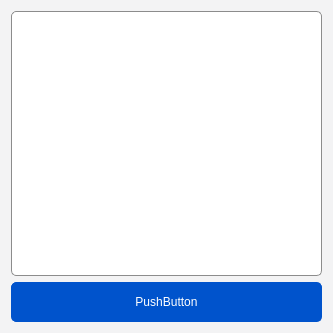
Above: ui/dialog_search.ui from igorcrissaff/CashFlow before the change. Below: the same form after it.
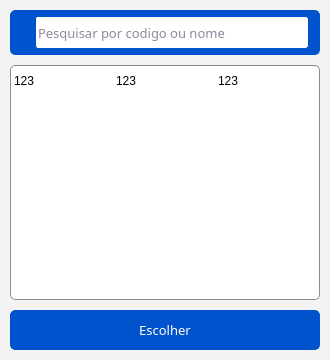
That is the form after the change. Icons and pictures are not drawn.

```diff
--- a/ui/dialog_search.ui
+++ b/ui/dialog_search.ui
@@ -9,20 +9,20 @@
    <rect>
     <x>0</x>
     <y>0</y>
-    <width>333</width>
-    <height>333</height>
+    <width>330</width>
+    <height>360</height>
    </rect>
   </property>
   <property name="minimumSize">
    <size>
-    <width>333</width>
-    <height>333</height>
+    <width>330</width>
+    <height>360</height>
    </size>
   </property>
   <property name="maximumSize">
    <size>
-    <width>333</width>
-    <height>333</height>
+    <width>330</width>
+    <height>360</height>
    </size>
   </property>
   <property name="windowTitle">
@@ -32,13 +32,163 @@
    <string notr="true">background-color: rgb(243, 243, 244);</string>
   </property>
   <layout class="QVBoxLayout" name="verticalLayout">
+   <property name="spacing">
+    <number>10</number>
+   </property>
+   <property name="leftMargin">
+    <number>10</number>
+   </property>
+   <property name="topMargin">
+    <number>10</number>
+   </property>
+   <property name="rightMargin">
+    <number>10</number>
+   </property>
+   <property name="bottomMargin">
+    <number>10</number>
+   </property>
    <item>
-    <widget class="QListWidget" name="list">
+    <widget class="QFrame" name="frame_3">
+     <property name="sizePolicy">
+      <sizepolicy hsizetype="Expanding" vsizetype="Preferred">
+       <horstretch>0</horstretch>
+       <verstretch>0</verstretch>
+      </sizepolicy>
+     </property>
+     <property name="maximumSize">
+      <size>
+       <width>16777215</width>
+       <height>45</height>
+      </size>
+     </property>
+     <property name="styleSheet">
+      <string notr="true">border: 1px solid #0053cc;
+background-color: #0053cc;
+border-radius: 5px;
+color: #fff;</string>
+     </property>
+     <property name="frameShape">
+      <enum>QFrame::StyledPanel</enum>
+     </property>
+     <property name="frameShadow">
+      <enum>QFrame::Raised</enum>
+     </property>
+     <layout class="QHBoxLayout" name="horizontalLayout_3">
+      <property name="spacing">
+       <number>5</number>
+      </property>
+      <property name="leftMargin">
+       <number>10</number>
+      </property>
+      <property name="topMargin">
+       <number>5</number>
+      </property>
+      <property name="rightMargin">
+       <number>10</number>
+      </property>
+      <property name="bottomMargin">
+       <number>5</number>
+      </property>
+      <item>
+       <widget class="QLabel" name="label">
+        <property name="text">
+         <string/>
+        </property>
+        <property name="pixmap">
+         <pixmap>../images/search.png</pixmap>
+        </property>
+       </widget>
+      </item>
+      <item>
+       <widget class="QLineEdit" name="filtro">
+        <property name="sizePolicy">
+         <sizepolicy hsizetype="Expanding" vsizetype="Expanding">
+          <horstretch>0</horstretch>
+          <verstretch>0</verstretch>
+         </sizepolicy>
+        </property>
+        <property name="font">
+         <font>
+          <family>Rubik</family>
+          <pointsize>10</pointsize>
+         </font>
+        </property>
+        <property name="styleSheet">
+         <string notr="true">background-color: #fff;
+border-radius: 2.5px;
+color: #220e40;</string>
+        </property>
+        <property name="placeholderText">
+         <string>Pesquisar por codigo ou nome</string>
+        </property>
+       </widget>
+      </item>
+     </layout>
+    </widget>
+   </item>
+   <item>
+    <widget class="QTableWidget" name="table">
      <property name="styleSheet">
       <string notr="true">border-radius: 5px;
 background-color: rgb(255, 255, 255);
 border: 1px solid #8c8c8c;</string>
      </property>
+     <property name="editTriggers">
+      <set>QAbstractItemView::NoEditTriggers</set>
+     </property>
+     <property name="selectionMode">
+      <enum>QAbstractItemView::SingleSelection</enum>
+     </property>
+     <property name="selectionBehavior">
+      <enum>QAbstractItemView::SelectRows</enum>
+     </property>
+     <property name="showGrid">
+      <bool>false</bool>
+     </property>
+     <attribute name="horizontalHeaderVisible">
+      <bool>false</bool>
+     </attribute>
+     <attribute name="horizontalHeaderDefaultSectionSize">
+      <number>102</number>
+     </attribute>
+     <attribute name="verticalHeaderVisible">
+      <bool>false</bool>
+     </attribute>
+     <row>
+      <property name="text">
+       <string>New Row</string>
+      </property>
+     </row>
+     <column>
+      <property name="text">
+       <string>Codigo</string>
+      </property>
+     </column>
+     <column>
+      <property name="text">
+       <string>Nome</string>
+      </property>
+     </column>
+     <column>
+      <property name="text">
+       <string>Valor</string>
+      </property>
+     </column>
+     <item row="0" column="0">
+      <property name="text">
+       <string>123</string>
+      </property>
+     </item>
+     <item row="0" column="1">
+      <property name="text">
+       <string>123</string>
+      </property>
+     </item>
+     <item row="0" column="2">
+      <property name="text">
+       <string>123</string>
+      </property>
+     </item>
     </widget>
    </item>
    <item>
@@ -49,6 +199,12 @@
        <height>40</height>
       </size>
      </property>
+     <property name="font">
+      <font>
+       <family>Rubik</family>
+       <pointsize>10</pointsize>
+      </font>
+     </property>
      <property name="styleSheet">
       <string notr="true">QPushButton {
 border: 1px solid #0053cc;
@@ -62,7 +218,7 @@
 }</string>
      </property>
      <property name="text">
-      <string>PushButton</string>
+      <string>Escolher</string>
      </property>
     </widget>
    </item>
```
Left out of the diff: 8 changed lines with no effect on the pictures.
